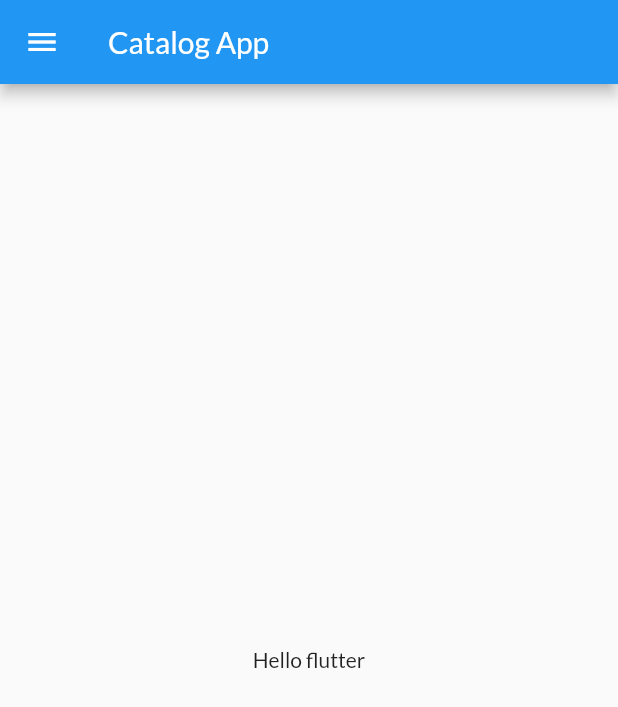
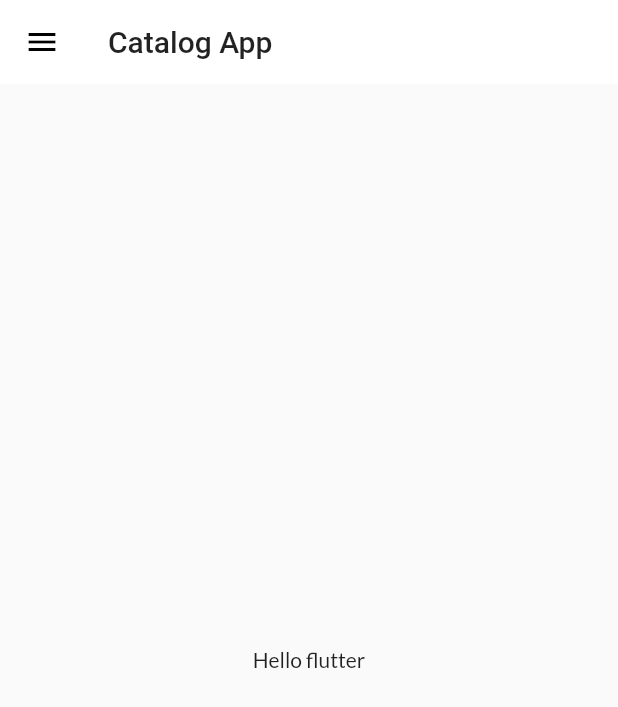
Before and after one commit to akash-mahmud/catalog-app, a Flutter app: the screen it shows after launch, on a phone screen of 412 x 824 dp. Shown: the top 707 px of the screen. Run offline on Flutter 3.47's test engine with Material 2 defaults, Android fonts, the phone set to English and light mode, and no system bars; our stand-ins replace google_fonts.

Commit message:
theme extracted

```diff
--- a/lib/main.dart
+++ b/lib/main.dart
@@ -2,7 +2,8 @@ import 'package:flutter/material.dart';
 import 'package:flutter_application_1/Screens/home.dart';
 import 'package:flutter_application_1/Screens/login.dart';
 import 'package:flutter_application_1/utils/routes.dart';
-import 'package:google_fonts/google_fonts.dart';
+import 'package:flutter_application_1/widgets/themes.dart';
+
 
 void main() {
   runApp(MyApp());
@@ -16,10 +17,8 @@ class MyApp extends StatelessWidget {
     return MaterialApp(
         // home: Home()
         themeMode: ThemeMode.light,
-        theme: ThemeData(
-          // primaryTextTheme: GoogleFonts.latoTextTheme()
-          fontFamily: GoogleFonts.lato().fontFamily
-        ),
+        theme: MyTheme.lightTheme(context),
+        darkTheme:  MyTheme.darkTheme(context),
         debugShowCheckedModeBanner: false,
         initialRoute: "/home",
         routes: {
--- /dev/null
+++ b/lib/widgets/themes.dart
@@ -0,0 +1,19 @@
+import 'package:flutter/material.dart';
+import 'package:google_fonts/google_fonts.dart';
+
+class MyTheme {
+  static ThemeData  lightTheme(BuildContext context) => ThemeData(
+      // primaryTextTheme: GoogleFonts.latoTextTheme()
+      fontFamily: GoogleFonts.lato().fontFamily,
+      appBarTheme: AppBarTheme(
+          color: Colors.white,
+          elevation: 0.0,
+          iconTheme: IconThemeData(color: Colors.black),
+          toolbarTextStyle: Theme.of(context).textTheme.bodyText2,
+          titleTextStyle: Theme.of(context).textTheme.headline6));
+
+
+          static ThemeData darkTheme(BuildContext context) => ThemeData(
+    brightness: Brightness.dark,
+   );
+}
```
